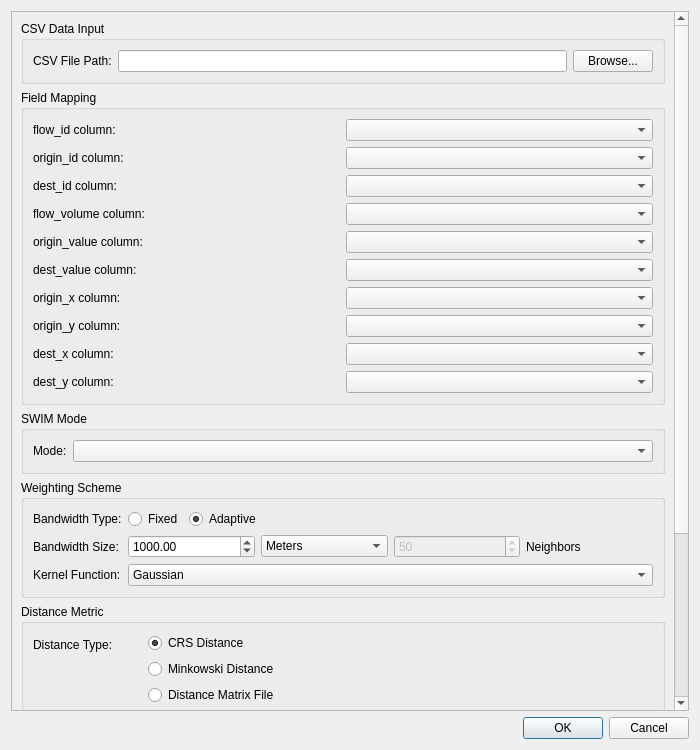
Old version of the form src/gwmswimoptionsdialog.ui in the repository GWmodel-Lab/GWmodelS.
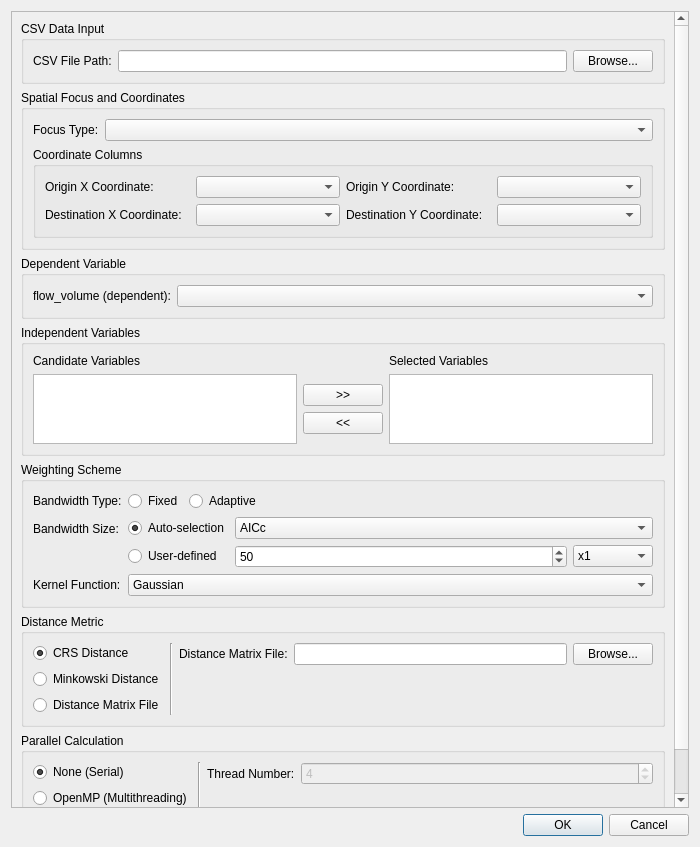
New version of the form. The open tabs and pages were chosen to show the change.

Diff of the .ui file:
```diff
--- a/src/gwmswimoptionsdialog.ui
+++ b/src/gwmswimoptionsdialog.ui
@@ -7,7 +7,7 @@
     <x>0</x>
     <y>0</y>
     <width>700</width>
-    <height>750</height>
+    <height>847</height>
    </rect>
   </property>
   <property name="windowTitle">
@@ -25,7 +25,7 @@
         <x>0</x>
         <y>0</y>
         <width>680</width>
-        <height>650</height>
+        <height>798</height>
        </rect>
       </property>
       <layout class="QVBoxLayout" name="verticalLayout_2">
@@ -59,125 +59,18 @@
          </layout>
         </widget>
        </item>
-      <item>
-       <widget class="QGroupBox" name="groupBox_FieldMapping">
-        <property name="title">
-         <string>Field Mapping</string>
-        </property>
-        <layout class="QGridLayout" name="gridLayout_FieldMapping">
-         <item row="0" column="0">
-          <widget class="QLabel" name="label_FlowIdField">
-           <property name="text">
-            <string>flow_id column:</string>
-           </property>
-          </widget>
-         </item>
-         <item row="0" column="1">
-          <widget class="QComboBox" name="cbFlowIdField"/>
-         </item>
-         <item row="1" column="0">
-          <widget class="QLabel" name="label_OriginIdField">
-           <property name="text">
-            <string>origin_id column:</string>
-           </property>
-          </widget>
-         </item>
-         <item row="1" column="1">
-          <widget class="QComboBox" name="cbOriginIdField"/>
-         </item>
-         <item row="2" column="0">
-          <widget class="QLabel" name="label_DestIdField">
-           <property name="text">
-            <string>dest_id column:</string>
-           </property>
-          </widget>
-         </item>
-         <item row="2" column="1">
-          <widget class="QComboBox" name="cbDestIdField"/>
-         </item>
-         <item row="3" column="0">
-          <widget class="QLabel" name="label_FlowVolumeField">
-           <property name="text">
-            <string>flow_volume column:</string>
-           </property>
-          </widget>
-         </item>
-         <item row="3" column="1">
-          <widget class="QComboBox" name="cbFlowVolumeField"/>
-         </item>
-         <item row="4" column="0">
-          <widget class="QLabel" name="label_OriginValueField">
-           <property name="text">
-            <string>origin_value column:</string>
-           </property>
-          </widget>
-         </item>
-         <item row="4" column="1">
-          <widget class="QComboBox" name="cbOriginValueField"/>
-         </item>
-         <item row="5" column="0">
-          <widget class="QLabel" name="label_DestValueField">
-           <property name="text">
-            <string>dest_value column:</string>
-           </property>
-          </widget>
-         </item>
-         <item row="5" column="1">
-          <widget class="QComboBox" name="cbDestValueField"/>
-         </item>
-         <item row="6" column="0">
-          <widget class="QLabel" name="label_OriginXField">
-           <property name="text">
-            <string>origin_x column:</string>
-           </property>
-          </widget>
-         </item>
-         <item row="6" column="1">
-          <widget class="QComboBox" name="cbOriginXField"/>
-         </item>
-         <item row="7" column="0">
-          <widget class="QLabel" name="label_OriginYField">
-           <property name="text">
-            <string>origin_y column:</string>
-           </property>
-          </widget>
-         </item>
-         <item row="7" column="1">
-          <widget class="QComboBox" name="cbOriginYField"/>
-         </item>
-         <item row="8" column="0">
-          <widget class="QLabel" name="label_DestXField">
-           <property name="text">
-            <string>dest_x column:</string>
-           </property>
-          </widget>
-         </item>
-         <item row="8" column="1">
-          <widget class="QComboBox" name="cbDestXField"/>
-         </item>
-         <item row="9" column="0">
-          <widget class="QLabel" name="label_DestYField">
-           <property name="text">
-            <string>dest_y column:</string>
-           </property>
-          </widget>
-         </item>
-         <item row="9" column="1">
-          <widget class="QComboBox" name="cbDestYField"/>
-         </item>
-        </layout>
-       </widget>
-      </item>
        <item>
         <widget class="QGroupBox" name="groupBox_Mode">
          <property name="title">
-          <string>SWIM Mode</string>
+          <string>Spatial Focus and Coordinates</string>
          </property>
+         <layout class="QVBoxLayout" name="verticalLayout_Mode">
+          <item>
          <layout class="QFormLayout" name="formLayout_Mode">
           <item row="0" column="0">
            <widget class="QLabel" name="label_Mode">
             <property name="text">
-             <string>Mode:</string>
+               <string>Focus Type:</string>
             </property>
            </widget>
           </item>
@@ -185,6 +78,157 @@
            <widget class="QComboBox" name="mSwimModeComboBox"/>
           </item>
          </layout>
+          </item>
+          <item>
+           <widget class="QGroupBox" name="groupBox_Coordinates">
+            <property name="title">
+             <string>Coordinate Columns</string>
+            </property>
+            <layout class="QGridLayout" name="gridLayout_Coordinates">
+             <item row="0" column="0">
+              <widget class="QLabel" name="label_OriginX">
+               <property name="text">
+                <string>Origin X Coordinate:</string>
+               </property>
+              </widget>
+             </item>
+             <item row="0" column="1">
+              <widget class="QComboBox" name="cbOriginXField"/>
+             </item>
+             <item row="0" column="2">
+              <widget class="QLabel" name="label_OriginY">
+               <property name="text">
+                <string>Origin Y Coordinate:</string>
+               </property>
+              </widget>
+             </item>
+             <item row="0" column="3">
+              <widget class="QComboBox" name="cbOriginYField"/>
+             </item>
+             <item row="1" column="0">
+              <widget class="QLabel" name="label_DestX">
+               <property name="text">
+                <string>Destination X Coordinate:</string>
+               </property>
+              </widget>
+             </item>
+             <item row="1" column="1">
+              <widget class="QComboBox" name="cbDestXField"/>
+             </item>
+             <item row="1" column="2">
+              <widget class="QLabel" name="label_DestY">
+               <property name="text">
+                <string>Destination Y Coordinate:</string>
+               </property>
+              </widget>
+             </item>
+             <item row="1" column="3">
+              <widget class="QComboBox" name="cbDestYField"/>
+             </item>
+            </layout>
+           </widget>
+          </item>
+         </layout>
+        </widget>
+       </item>
+       <item>
+        <widget class="QGroupBox" name="groupBox_FieldMapping">
+         <property name="title">
+          <string>Dependent Variable</string>
+         </property>
+         <layout class="QFormLayout" name="formLayout_FieldMapping">
+          <item row="0" column="0">
+           <widget class="QLabel" name="label_FlowVolumeField">
+            <property name="text">
+             <string>flow_volume (dependent):</string>
+            </property>
+           </widget>
+          </item>
+          <item row="0" column="1">
+           <widget class="QComboBox" name="cbFlowVolumeField"/>
+          </item>
+         </layout>
+        </widget>
+       </item>
+       <item>
+        <widget class="QGroupBox" name="groupBox_Independent">
+         <property name="title">
+          <string>Independent Variables</string>
+         </property>
+         <layout class="QGridLayout" name="gridLayout_Independent">
+          <item row="0" column="0">
+           <widget class="QLabel" name="label_CandidateVars">
+            <property name="text">
+             <string>Candidate Variables</string>
+            </property>
+           </widget>
+          </item>
+          <item row="0" column="2">
+           <widget class="QLabel" name="label_SelectedVars">
+            <property name="text">
+             <string>Selected Variables</string>
+            </property>
+           </widget>
+          </item>
+          <item row="1" column="0">
+           <widget class="QListWidget" name="lwCandidateIndepVars">
+            <property name="selectionMode">
+             <enum>QAbstractItemView::ExtendedSelection</enum>
+            </property>
+           </widget>
+          </item>
+          <item row="1" column="1">
+           <layout class="QVBoxLayout" name="verticalLayout_IndependentButtons">
+            <item>
+             <spacer name="verticalSpacerIndependentTop">
+              <property name="orientation">
+               <enum>Qt::Vertical</enum>
+              </property>
+              <property name="sizeHint" stdset="0">
+               <size>
+                <width>0</width>
+                <height>0</height>
+               </size>
+              </property>
+             </spacer>
+            </item>
+            <item>
+             <widget class="QPushButton" name="btnAddIndependentVar">
+              <property name="text">
+               <string>&gt;&gt;</string>
+              </property>
+             </widget>
+            </item>
+            <item>
+             <widget class="QPushButton" name="btnRemoveIndependentVar">
+              <property name="text">
+               <string>&lt;&lt;</string>
+              </property>
+             </widget>
+            </item>
+            <item>
+             <spacer name="verticalSpacerIndependentBottom">
+              <property name="orientation">
+               <enum>Qt::Vertical</enum>
+              </property>
+              <property name="sizeHint" stdset="0">
+               <size>
+                <width>0</width>
+                <height>0</height>
+               </size>
+              </property>
+             </spacer>
+            </item>
+           </layout>
+          </item>
+          <item row="1" column="2">
+           <widget class="QListWidget" name="lwSelectedIndepVars">
+            <property name="selectionMode">
+             <enum>QAbstractItemView::ExtendedSelection</enum>
+            </property>
+           </widget>
+          </item>
+         </layout>
         </widget>
        </item>
        <item>
@@ -242,7 +286,122 @@
            </widget>
           </item>
           <item row="1" column="1">
-           <layout class="QHBoxLayout" name="horizontalLayout_BwSize">
+           <layout class="QGridLayout" name="gridLayout_BwSize">
+            <property name="leftMargin">
+             <number>0</number>
+            </property>
+            <item row="0" column="0">
+             <widget class="QRadioButton" name="mBwSizeAutomaticRadio">
+              <property name="text">
+               <string>Auto-selection</string>
+              </property>
+              <property name="checked">
+               <bool>true</bool>
+              </property>
+             </widget>
+            </item>
+            <item row="0" column="1">
+             <widget class="QComboBox" name="mBwSizeAutomaticApprochCombo">
+              <property name="currentIndex">
+               <number>1</number>
+              </property>
+              <item>
+               <property name="text">
+                <string>CV</string>
+               </property>
+              </item>
+              <item>
+               <property name="text">
+                <string>AICc</string>
+               </property>
+              </item>
+             </widget>
+            </item>
+            <item row="1" column="0">
+             <widget class="QRadioButton" name="mBwSizeCustomizeRadio">
+              <property name="text">
+               <string>User-defined</string>
+              </property>
+             </widget>
+            </item>
+            <item row="1" column="1">
+             <widget class="QStackedWidget" name="mBwSizeSettingStack">
+              <property name="currentIndex">
+               <number>0</number>
+              </property>
+              <widget class="QWidget" name="pageBwAdaptive">
+               <layout class="QHBoxLayout" name="horizontalLayout_BwAdaptive">
+                <property name="leftMargin">
+                 <number>0</number>
+                </property>
+                <property name="topMargin">
+                 <number>0</number>
+                </property>
+                <property name="rightMargin">
+                 <number>0</number>
+                </property>
+                <property name="bottomMargin">
+                 <number>0</number>
+                </property>
+                <item>
+                 <widget class="QSpinBox" name="mBwSizeAdaptiveSize">
+                  <property name="minimum">
+                   <number>1</number>
+                  </property>
+                  <property name="maximum">
+                   <number>999999</number>
+                  </property>
+                  <property name="value">
+                   <number>50</number>
+                  </property>
+                 </widget>
+                </item>
+                <item>
+                 <widget class="QComboBox" name="mBwSizeAdaptiveUnit">
+                  <property name="maximumSize">
+                   <size>
+                    <width>80</width>
+                    <height>16777215</height>
+                   </size>
+                  </property>
+                  <item>
+                   <property name="text">
+                    <string>x1</string>
+                   </property>
+                  </item>
+                  <item>
+                   <property name="text">
+                    <string>x10</string>
+                   </property>
+                  </item>
+                  <item>
+                   <property name="text">
+                    <string>x100</string>
+                   </property>
+                  </item>
+                  <item>
+                   <property name="text">
+                    <string>x1000</string>
+                   </property>
+                  </item>
+                 </widget>
+                </item>
+               </layout>
+              </widget>
+              <widget class="QWidget" name="pageBwFixed">
+               <layout class="QHBoxLayout" name="horizontalLayout_BwFixed">
+                <property name="leftMargin">
+                 <number>0</number>
+                </property>
+                <property name="topMargin">
+                 <number>0</number>
+                </property>
+                <property name="rightMargin">
+                 <number>0</number>
+                </property>
+                <property name="bottomMargin">
+                 <number>0</number>
+                </property>
             <item>
              <widget class="QDoubleSpinBox" name="mBwSizeFixedSize">
               <property name="minimum">
@@ -258,39 +417,31 @@
             </item>
             <item>
              <widget class="QComboBox" name="mBwSizeFixedUnit">
+                  <property name="maximumSize">
+                   <size>
+                    <width>80</width>
+                    <height>16777215</height>
+                   </size>
+                  </property>
               <item>
                <property name="text">
-                <string>Meters</string>
+                    <string>m</string>
                </property>
               </item>
               <item>
                <property name="text">
-                <string>Kilometers</string>
-               </property>
-              </item>
-             </widget>
-            </item>
+                    <string>km</string>
+                   </property>
+                  </item>
             <item>
-             <widget class="QSpinBox" name="mBwSizeAdaptiveSize">
-              <property name="minimum">
-               <number>1</number>
-              </property>
-              <property name="maximum">
-               <number>999999</number>
-              </property>
-              <property name="value">
-               <number>50</number>
-              </property>
-              <property name="enabled">
-               <bool>false</bool>
-              </property>
-             </widget>
-            </item>
-            <item>
-             <widget class="QLabel" name="label_AdaptiveUnit">
-              <property name="text">
-               <string>Neighbors</string>
-              </property>
+                   <property name="text">
+                    <string>mile</string>
+                   </property>
+                  </item>
+                 </widget>
+                </item>
+               </layout>
+              </widget>
              </widget>
             </item>
            </layout>
@@ -339,15 +490,8 @@
          <property name="title">
           <string>Distance Metric</string>
          </property>
-         <layout class="QFormLayout" name="formLayout_Distance">
-          <item row="0" column="0">
-           <widget class="QLabel" name="label_DistType">
-            <property name="text">
-             <string>Distance Type:</string>
-            </property>
-           </widget>
-          </item>
-          <item row="0" column="1">
+         <layout class="QHBoxLayout" name="horizontalLayout_Distance">
+          <item>
            <layout class="QVBoxLayout" name="verticalLayout_DistType">
             <item>
              <widget class="QRadioButton" name="mDistTypeCRSRadio">
@@ -375,14 +519,41 @@
             </item>
            </layout>
           </item>
-          <item row="1" column="0">
+          <item>
+           <widget class="Line" name="line_Dist">
+            <property name="orientation">
+             <enum>Qt::Vertical</enum>
+            </property>
+           </widget>
+          </item>
+          <item>
+           <widget class="QStackedWidget" name="mDistParamSettingStack">
+            <property name="currentIndex">
+             <number>0</number>
+            </property>
+            <widget class="QWidget" name="pageCRS"/>
+            <widget class="QWidget" name="pageMinkowski">
+             <layout class="QFormLayout" name="formLayout_Minkowski">
+              <property name="leftMargin">
+               <number>0</number>
+              </property>
+              <property name="topMargin">
+               <number>0</number>
+              </property>
+              <property name="rightMargin">
+               <number>0</number>
+              </property>
+              <property name="bottomMargin">
+               <number>0</number>
+              </property>
+              <item row="0" column="0">
            <widget class="QLabel" name="label_Theta">
             <property name="text">
              <string>Theta:</string>
             </property>
            </widget>
           </item>
-          <item row="1" column="1">
+              <item row="0" column="1">
            <widget class="QDoubleSpinBox" name="mThetaValue">
             <property name="maximum">
              <double>360.000000000000000</double>
@@ -392,14 +563,14 @@
             </property>
            </widget>
           </item>
-          <item row="2" column="0">
+              <item row="1" column="0">
            <widget class="QLabel" name="label_P">
             <property name="text">
              <string>P:</string>
             </property>
            </widget>
           </item>
-          <item row="2" column="1">
+              <item row="1" column="1">
            <widget class="QDoubleSpinBox" name="mPValue">
             <property name="minimum">
              <double>0.100000000000000</double>
@@ -412,51 +583,63 @@
             </property>
            </widget>
           </item>
-          <item row="3" column="0">
+             </layout>
+            </widget>
+            <widget class="QWidget" name="pageDmat">
+             <layout class="QFormLayout" name="formLayout_Dmat">
+              <property name="leftMargin">
+               <number>0</number>
+              </property>
+              <property name="topMargin">
+               <number>0</number>
+              </property>
+              <property name="rightMargin">
+               <number>0</number>
+              </property>
+              <property name="bottomMargin">
+               <number>0</number>
+              </property>
+              <item row="0" column="0">
            <widget class="QLabel" name="label_DmatFile">
             <property name="text">
              <string>Distance Matrix File:</string>
             </property>
            </widget>
           </item>
-          <item row="3" column="1">
+              <item row="0" column="1">
            <layout class="QHBoxLayout" name="horizontalLayout_Dmat">
+                <property name="leftMargin">
+                 <number>0</number>
+                </property>
+                <property name="rightMargin">
+                 <number>0</number>
+                </property>
             <item>
-             <widget class="QLineEdit" name="mDistMatrixFileNameEdit">
-              <property name="enabled">
-               <bool>false</bool>
-              </property>
-             </widget>
+                 <widget class="QLineEdit" name="mDistMatrixFileNameEdit"/>
             </item>
             <item>
              <widget class="QPushButton" name="mDistMatrixFileOpenBtn">
               <property name="text">
                <string>Browse...</string>
               </property>
-              <property name="enabled">
-               <bool>false</bool>
-              </property>
              </widget>
             </item>
            </layout>
+              </item>
+             </layout>
+            </widget>
+           </widget>
           </item>
          </layout>
         </widget>
        </item>
        <item>
-        <widget class="QGroupBox" name="groupBox_Parallel">
+        <widget class="QGroupBox" name="mCalcParallelGroup">
          <property name="title">
           <string>Parallel Calculation</string>
          </property>
-         <layout class="QFormLayout" name="formLayout_Parallel">
-          <item row="0" column="0">
-           <widget class="QLabel" name="label_ParallelType">
-            <property name="text">
-             <string>Parallel Type:</string>
-            </property>
-           </widget>
-          </item>
-          <item row="0" column="1">
+         <layout class="QHBoxLayout" name="horizontalLayout_Parallel">
+          <item>
            <layout class="QVBoxLayout" name="verticalLayout_Parallel">
             <item>
              <widget class="QRadioButton" name="mCalcParallelNoneRadio">
@@ -475,17 +658,70 @@
               </property>
              </widget>
             </item>
+            <item>
+             <widget class="QRadioButton" name="mCalcParallelGPURadio">
+              <property name="text">
+               <string>GPU</string>
+              </property>
+             </widget>
+            </item>
            </layout>
           </item>
-          <item row="1" column="0">
+          <item>
+           <widget class="Line" name="line_Parallel">
+            <property name="orientation">
+             <enum>Qt::Vertical</enum>
+            </property>
+           </widget>
+          </item>
+          <item>
+           <widget class="QStackedWidget" name="stackedWidget">
+            <property name="currentIndex">
+             <number>0</number>
+            </property>
+            <widget class="QWidget" name="parallelPageNone">
+             <layout class="QVBoxLayout" name="verticalLayout_None">
+              <item>
+               <spacer name="verticalSpacerNone">
+                <property name="orientation">
+                 <enum>Qt::Vertical</enum>
+                </property>
+                <property name="sizeHint" stdset="0">
+                 <size>
+                  <width>20</width>
+                  <height>40</height>
+                 </size>
+                </property>
+               </spacer>
+              </item>
+             </layout>
+            </widget>
+            <widget class="QWidget" name="parallelPageThreads">
+             <layout class="QFormLayout" name="formLayout_Threads">
+              <property name="leftMargin">
+               <number>0</number>
+              </property>
+              <property name="topMargin">
+               <number>0</number>
+              </property>
+              <property name="rightMargin">
+               <number>0</number>
+              </property>
+              <property name="bottomMargin">
+               <number>0</number>
+              </property>
+              <item row="0" column="0">
            <widget class="QLabel" name="label_ThreadNum">
             <property name="text">
              <string>Thread Number:</string>
             </property>
            </widget>
           </item>
-          <item row="1" column="1">
+              <item row="0" column="1">
            <widget class="QSpinBox" name="mThreadNum">
+                <property name="enabled">
+                 <bool>false</bool>
+                </property>
             <property name="minimum">
              <number>1</number>
             </property>
@@ -495,9 +731,24 @@
             <property name="value">
              <number>4</number>
             </property>
-            <property name="enabled">
-             <bool>false</bool>
-            </property>
+               </widget>
+              </item>
+             </layout>
+            </widget>
+            <widget class="QWidget" name="parallelPageGpu">
+             <layout class="QVBoxLayout" name="verticalLayout_Gpu">
+              <item>
+               <widget class="QLabel" name="label_GpuPlaceholder">
+                <property name="text">
+                 <string>GPU execution is not available.</string>
+                </property>
+                <property name="alignment">
+                 <set>Qt::AlignCenter</set>
+                </property>
+               </widget>
+              </item>
+             </layout>
+            </widget>
            </widget>
           </item>
          </layout>
```
Left out of the diff: 1 changed line with no effect on the pictures. Lines whose indentation alone changed are shown as unchanged.
